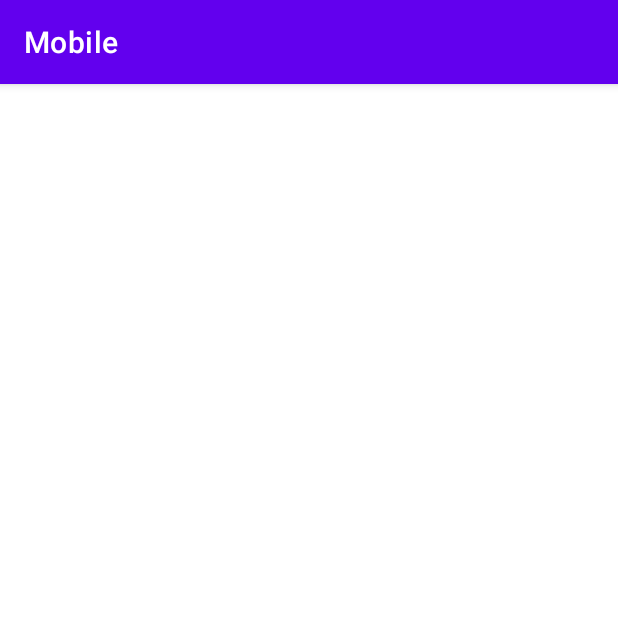
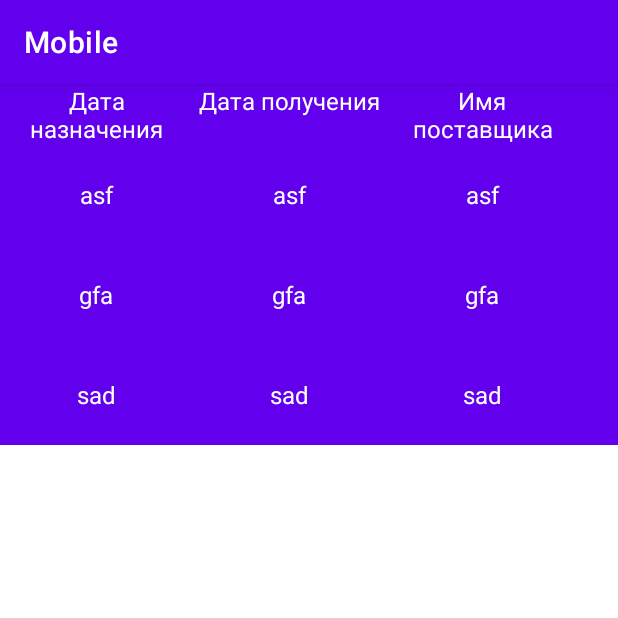
Before and after one commit to a-shdv/gosy, an Android app: the TaskActivity screen opened directly, with no data from a screen before it, on a phone screen of 412 x 824 dp, the top half of it. Run offline under Robolectric (Android 15) with nearby library versions, the phone set to English and light mode, and no system bars.

Commit message:
Add mob (table fragment)

```diff
--- a/mob/app/src/main/java/com/example/mob/activity/TaskActivity.java
+++ b/mob/app/src/main/java/com/example/mob/activity/TaskActivity.java
@@ -1,16 +1,115 @@
 package com.example.mob.activity;
 
+import androidx.annotation.RequiresApi;
 import androidx.appcompat.app.AppCompatActivity;
 
+import android.graphics.Color;
+import android.os.Build;
 import android.os.Bundle;
+import android.view.Gravity;
+import android.view.View;
+import android.widget.TableLayout;
+import android.widget.TableRow;
+import android.widget.TextView;
 
 import com.example.mob.R;
 
+import java.util.Arrays;
+import java.util.List;
+
 public class TaskActivity extends AppCompatActivity {
+    private TableLayout tableLayoutFragment;
+    private TableRow selectedRow;
+
+    @Override
+    protected void onResume() {
+        super.onResume();
+        fillTable(Arrays.asList("Дата назначения", "Дата получения", "Имя поставщика"), Arrays.asList("asf", "gfa", "sad"));
+    }
 
     @Override
     protected void onCreate(Bundle savedInstanceState) {
         super.onCreate(savedInstanceState);
         setContentView(R.layout.activity_task);
     }
+
+    private void fillTable(List<String> columns, List<String> rows) {
+        tableLayoutFragment = findViewById(R.id.table_layout_fragment);
+        tableLayoutFragment.removeAllViews();
+        initColumns(tableLayoutFragment, columns);
+        initRows(tableLayoutFragment, rows);
+    }
+
+    private void initColumns(TableLayout tableLayout, List<String> columns) {
+        TableRow tableColumns = new TableRow(this);
+        for (String col : columns) {
+            TextView textView = new TextView(this);
+            textView.setTextSize(16);
+            textView.setText(col);
+            textView.setTextColor(Color.WHITE);
+            textView.setGravity(Gravity.CENTER);
+            textView.setWidth((int) (getWindowManager().getDefaultDisplay().getWidth() / 3.2));
+            tableColumns.addView(textView);
+        }
+        tableColumns.setBackgroundColor(Color.parseColor("#FF6200EE"));
+        tableLayout.addView(tableColumns);
+    }
+
+    private void initRows(TableLayout tableLayout, List<String> rows) {
+        for (String row : rows) {
+            TableRow tableRow = new TableRow(this);
+
+            // 1 col
+            TextView textViewDischargeDate = new TextView(this);
+            textViewDischargeDate.setHeight(100);
+            textViewDischargeDate.setTextSize(16);
+            textViewDischargeDate.setText(row);
+            textViewDischargeDate.setTextColor(Color.WHITE);
+            textViewDischargeDate.setGravity(Gravity.CENTER);
+
+            // 2 col
+            TextView textViewReceivingDate = new TextView(this);
+            textViewReceivingDate.setHeight(100);
+            textViewReceivingDate.setTextSize(16);
+            textViewReceivingDate.setText(row);
+            textViewReceivingDate.setTextColor(Color.WHITE);
+            textViewReceivingDate.setGravity(Gravity.CENTER);
+
+            // 3 col
+            TextView textViewSupplier = new TextView(this);
+            textViewSupplier.setHeight(100);
+            textViewSupplier.setTextSize(16);
+            textViewSupplier.setText(row);
+            textViewSupplier.setTextColor(Color.WHITE);
+            textViewSupplier.setGravity(Gravity.CENTER);
+
+            // 4 col
+//            TextView textViewId = new TextView(this);
+//            textViewId.setVisibility(View.INVISIBLE);
+//            textViewId.setText(String.valueOf(receipt.getId()));
+
+            // Visuals (row background color, selection)
+            tableRow.setBackgroundColor(Color.parseColor("#FF6200EE"));
+            tableRow.setOnClickListener(event -> selectRow(tableRow));
+
+            // Add elements to row
+            tableRow.addView(textViewDischargeDate);
+            tableRow.addView(textViewReceivingDate);
+            tableRow.addView(textViewSupplier);
+//            tableRow.addView(textViewId);
+            tableLayout.addView(tableRow);
+        }
+    }
+
+    private void selectRow(TableRow tableRow) {
+        selectedRow = tableRow;
+        for(int i = 0; i < tableLayoutFragment.getChildCount(); i++){
+            View view = tableLayoutFragment.getChildAt(i);
+            if (view instanceof TableRow){
+                view.setBackgroundColor(Color.parseColor("#FF6200EE"));
+            }
+        }
+        tableRow.setBackgroundColor(Color.parseColor("#FFBB86FC"));
+
+    }
 }
--- /dev/null
+++ b/mob/app/src/main/java/com/example/mob/fragment/TableFragment.java
@@ -0,0 +1,20 @@
+package com.example.mob.fragment;
+
+import android.os.Bundle;
+
+import androidx.fragment.app.Fragment;
+
+import android.view.LayoutInflater;
+import android.view.View;
+import android.view.ViewGroup;
+
+import com.example.mob.R;
+
+public class TableFragment extends Fragment {
+    @Override
+    public View onCreateView(LayoutInflater inflater, ViewGroup container,
+                             Bundle savedInstanceState) {
+        // Inflate the layout for this fragment
+        return inflater.inflate(R.layout.fragment_table, container, false);
+    }
+}
--- a/mob/app/src/main/res/layout/activity_task.xml
+++ b/mob/app/src/main/res/layout/activity_task.xml
@@ -1,9 +1,15 @@
 <?xml version="1.0" encoding="utf-8"?>
-<androidx.constraintlayout.widget.ConstraintLayout xmlns:android="http://schemas.android.com/apk/res/android"
+<LinearLayout xmlns:android="http://schemas.android.com/apk/res/android"
     xmlns:app="http://schemas.android.com/apk/res-auto"
     xmlns:tools="http://schemas.android.com/tools"
     android:layout_width="match_parent"
     android:layout_height="match_parent"
     tools:context=".activity.TaskActivity">
 
-</androidx.constraintlayout.widget.ConstraintLayout>
+    <androidx.fragment.app.FragmentContainerView
+        android:id="@+id/fragment_table"
+        android:name="com.example.mob.fragment.TableFragment"
+        android:layout_width="match_parent"
+        android:layout_height="344dp" />
+
+</LinearLayout>
--- /dev/null
+++ b/mob/app/src/main/res/layout/fragment_table.xml
@@ -0,0 +1,23 @@
+<?xml version="1.0" encoding="utf-8"?>
+<FrameLayout xmlns:android="http://schemas.android.com/apk/res/android"
+    xmlns:tools="http://schemas.android.com/tools"
+    android:layout_width="match_parent"
+    android:layout_height="match_parent"
+    tools:context=".fragment.TableFragment">
+
+    <ScrollView
+        android:layout_width="match_parent"
+        android:layout_height="match_parent">
+
+        <LinearLayout
+            android:layout_width="match_parent"
+            android:layout_height="wrap_content"
+            android:orientation="vertical" >
+
+            <TableLayout
+                android:id="@+id/table_layout_fragment"
+                android:layout_width="match_parent"
+                android:layout_height="match_parent" />
+        </LinearLayout>
+    </ScrollView>
+</FrameLayout>
--- a/mob/app/src/main/res/values/strings.xml
+++ b/mob/app/src/main/res/values/strings.xml
@@ -3,4 +3,6 @@
     <string name="move_button">Move</string>
     <string name="show_button">Show</string>
     <string name="button_task">Task</string>
+    <!-- TODO: Remove or change this placeholder text -->
+    <string name="hello_blank_fragment">Hello blank fragment</string>
 </resources>
```
